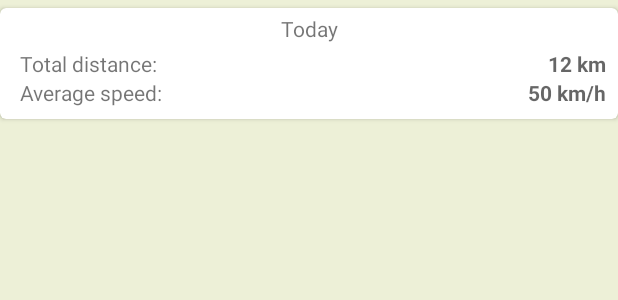
After one commit to alinbalutoiu/itec_2017, an Android app: the layout route_detail.xml on its own in the app's theme, with its tools: preview values and no code run, on a phone screen of 412 x 824 dp. The commit adds this screen. Shown: the top 300 px of the screen. Run offline under Robolectric (Android 15) with nearby library versions, the phone set to English and light mode, and no system bars.

Commit message:
Route list activity.

```diff
--- a/app/src/main/AndroidManifest.xml
+++ b/app/src/main/AndroidManifest.xml
@@ -50,7 +50,7 @@
             android:value="@string/google_maps_key" />
 
         <activity
-            android:name=".activities.GoogleMapsActivity"
+            android:name=".activities.RouteDetailsActivity"
             android:label="@string/title_activity_google_maps" />
         <activity
             android:name=".newroute.LocationRecordingActivity"
--- a/app/src/main/java/itec/routeapp/activities/AchievementListActivity.java
+++ b/app/src/main/java/itec/routeapp/activities/AchievementListActivity.java
@@ -112,7 +112,7 @@ public class AchievementListActivity extends AppCompatActivity {
     }
 
     private void updateTodayCounter(Integer counter){
-        dailyAchText.setText(String.valueOf(counter));
+//        dailyAchText.setText(String.valueOf(counter));
     }
 
 }
--- a/app/src/main/java/itec/routeapp/activities/MainActivity.java
+++ b/app/src/main/java/itec/routeapp/activities/MainActivity.java
@@ -92,16 +92,16 @@ public class MainActivity extends AppCompatActivity {
         }
     }
 
-    //todo
     public void clicked(View v){
         switch (v.getId()){
             case R.id.all_routes_image:
-//                startActivity(new Intent(this, RouteListActivity.class));
+                startActivity(new Intent(this, RouteListActivity.class));
                 break;
             case R.id.new_route_image:
                 createRecordingLocationActivity();
                 break;
             case R.id.stats_image:
+                //todo
                 break;
             case R.id.achievements_image:
                 startActivity(new Intent(this, AchievementListActivity.class));
--- a/app/src/main/java/itec/routeapp/model/Reading.java
+++ b/app/src/main/java/itec/routeapp/model/Reading.java
@@ -18,14 +18,14 @@ public class Reading implements Serializable{
     private Double longitude;
     private Double altitude;
 
-    private float speed;
+    private Double speed;
 //    private Double legalSpeedLimit;
 
     public Reading() {
     }
 
     public Reading(long elapsedRealtimeNanos, Double latitude, Double longitude, Double altitude,
-                   float speed) {
+                   double speed) {
         this.elapsedRealtimeNanos = elapsedRealtimeNanos;
         this.latitude = latitude;
         this.longitude = longitude;
@@ -49,7 +49,7 @@ public class Reading implements Serializable{
         return altitude;
     }
 
-    public float getSpeed() {
+    public double getSpeed() {
         return speed;
     }
 }
--- a/app/src/main/res/layout/activity_google_maps.xml
+++ b/app/src/main/res/layout/activity_google_maps.xml
@@ -5,4 +5,4 @@
     android:name="com.google.android.gms.maps.SupportMapFragment"
     android:layout_width="match_parent"
     android:layout_height="match_parent"
-    tools:context="itec.routeapp.activities.GoogleMapsActivity" />
+    tools:context="itec.routeapp.activities.RouteDetailsActivity" />
--- a/app/src/main/res/layout/activity_route_list.xml
+++ b/app/src/main/res/layout/activity_route_list.xml
@@ -10,4 +10,9 @@
     android:paddingTop="@dimen/activity_vertical_margin"
     tools:context="itec.routeapp.activities.RouteListActivity">
 
+    <ListView
+        android:layout_width="match_parent"
+        android:layout_height="wrap_content"
+        android:id="@+id/routeList"/>
+
 </RelativeLayout>
--- /dev/null
+++ b/app/src/main/res/layout/route_detail.xml
@@ -0,0 +1,64 @@
+<?xml version="1.0" encoding="utf-8"?>
+<android.support.v7.widget.CardView
+    android:id="@+id/card_view"
+    xmlns:android="http://schemas.android.com/apk/res/android"
+    xmlns:card_view="http://schemas.android.com/apk/res-auto"
+    android:layout_width="match_parent"
+    android:layout_height="wrap_content"
+    card_view:cardBackgroundColor="#fff"
+    card_view:cardCornerRadius="4dp"
+    android:layout_marginTop="5dp"
+    android:layout_marginBottom="5dp">
+
+    <RelativeLayout
+        android:layout_width="match_parent"
+        android:layout_height="wrap_content"
+        android:padding="4dp">
+
+        <TextView
+            android:id="@+id/tTime"
+            android:layout_width="match_parent"
+            android:layout_height="wrap_content"
+            android:gravity="center"
+            android:text="Today"/>
+
+        <RelativeLayout
+            android:layout_width="match_parent"
+            android:layout_height="wrap_content"
+            android:layout_below="@+id/tTime"
+            android:padding="4dp">
+
+            <TextView
+                android:id="@+id/tDistance"
+                android:layout_width="wrap_content"
+                android:layout_height="wrap_content"
+                android:paddingLeft="5dp"
+                android:text="Total distance: "/>
+
+            <TextView
+                android:id="@+id/distValue"
+                android:layout_width="wrap_content"
+                android:layout_height="wrap_content"
+                android:layout_alignParentRight="true"
+                android:hint="12 km"
+                android:textStyle="bold"/>
+
+            <TextView
+                android:id="@+id/tSpeed"
+                android:layout_width="wrap_content"
+                android:layout_height="wrap_content"
+                android:layout_below="@id/tDistance"
+                android:paddingLeft="5dp"
+                android:text="Average speed: "/>
+
+            <TextView
+                android:id="@+id/speedValue"
+                android:layout_width="wrap_content"
+                android:layout_height="wrap_content"
+                android:layout_alignParentRight="true"
+                android:layout_below="@id/distValue"
+                android:hint="50 km/h"
+                android:textStyle="bold"/>
+        </RelativeLayout>
+    </RelativeLayout>
+</android.support.v7.widget.CardView>
```
Also changed, not shown: app/src/main/java/itec/routeapp/activities/GoogleMapsActivity.java (deleted, +0 -99 lines), app/src/main/java/itec/routeapp/activities/RouteDetailsActivity.java (added, +95 -0 lines), app/src/main/java/itec/routeapp/activities/RouteListActivity.java (+89 -0 lines), app/src/main/java/itec/routeapp/model/Route.java (+20 -0 lines), app/src/main/java/itec/routeapp/newroute/LocationRecordingActivity.java (renamed from app/src/main/java/itec/routeapp/NewRoute/LocationRecordingActivity.java, +6 -2 lines), app/src/main/java/itec/routeapp/ui/RouteListAdapter.java (added, +79 -0 lines), app/src/main/java/itec/routeapp/utils/DateUtils.java (+10 -0 lines), app/src/main/java/itec/routeapp/utils/PersistenceUtils.java (+33 -4 lines), app/src/main/java/itec/routeapp/newroute/LocationReceiver.java (renamed from app/src/main/java/itec/routeapp/NewRoute/LocationReceiver.java), app/src/main/java/itec/routeapp/newroute/LocationService.java (renamed from app/src/main/java/itec/routeapp/NewRoute/LocationService.java).
